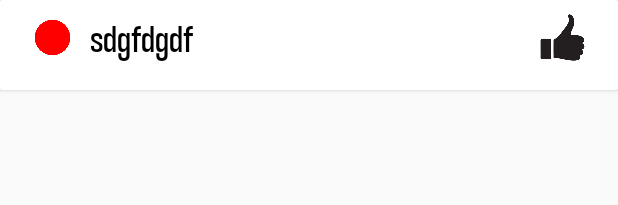
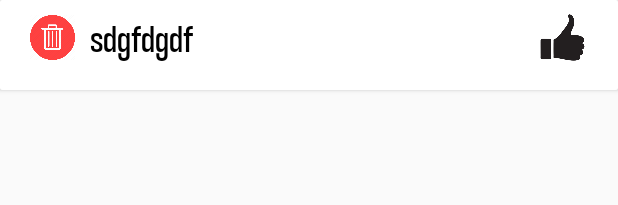
Before and after one commit to sukranyorulmazzzz/Magicky, an Android app: the layout rv_layout.xml on its own in the app's theme, with its tools: preview values and no code run, on a phone screen of 412 x 824 dp. Shown: the top 205 px of the screen. Run offline under Robolectric (Android 15) with nearby library versions, the phone set to English and light mode, and no system bars.

Commit message:
commit 5

```diff
--- a/app/src/main/res/layout/rv_layout.xml
+++ b/app/src/main/res/layout/rv_layout.xml
@@ -16,13 +16,14 @@
     android:orientation="horizontal">
 
 
-    <ImageView
+    <Button
         android:layout_width="30dp"
         android:layout_height="30dp"
         android:layout_marginTop="10dp"
         android:layout_marginLeft="20dp"
-        android:src="@drawable/redd"
-        android:id="@+id/image_view"
+
+        android:background="@drawable/icondelete"
+        android:id="@+id/icondelete"
         />
     <TextView
         android:layout_width="wrap_content"
--- a/app/src/main/res/values/themes.xml
+++ b/app/src/main/res/values/themes.xml
@@ -11,6 +11,11 @@
         <item name="colorOnSecondary">@color/black</item>
         <!-- Status bar color. -->
         <item name="android:statusBarColor" tools:targetApi="l">?attr/colorPrimaryVariant</item>
+        <item name="android:windowAnimationStyle">@style/animation</item>
         <!-- Customize your theme here. -->
     </style>
+    <style name="animation">
+        <item name="android:windowEnterAnimation">@android:anim/fade_in</item>
+        <item name="android:windowExitAnimation">@android:anim/fade_out</item>
+    </style>
 </resources>
```
Also changed, not shown: app/src/main/java/com/example/recyclerview/MainActivity.java (+8 -23 lines), app/src/main/java/com/example/recyclerview/MyRecyclerViewAdapter.java (+33 -12 lines), app/src/main/res/drawable/background_custom.xml (added, +7 -0 lines), app/src/main/res/layout/custom_dialog.xml (added, +24 -0 lines), app/src/main/res/drawable/deleteeee.jpg (added), app/src/main/res/drawable/icondelete.png (added).
